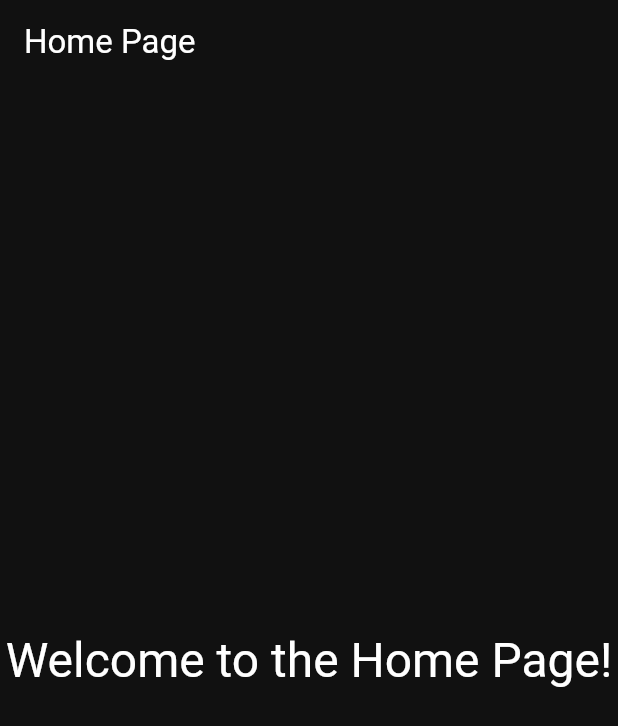
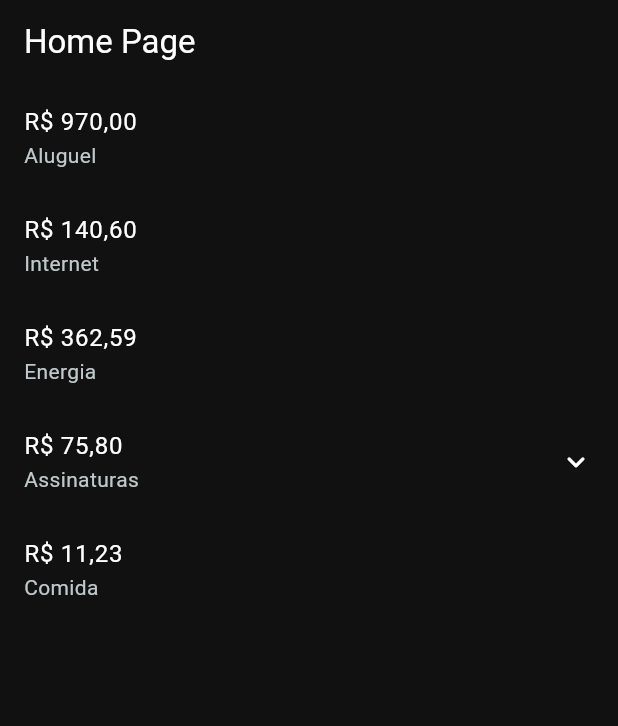
Before and after one commit to gralmeidan/financial_planner, a Flutter app: the screen it shows after launch, on a phone screen of 412 x 824 dp. Shown: the top 726 px of the screen. Run offline on Flutter 3.47's test engine with Material 3 defaults, Android fonts, the phone set to English and light mode, and no system bars; our stand-ins replace flex_color_scheme, get, realm; generated files the repository leaves out were written again.

Commit message:
feat: add basic expenses listing

```diff
--- /dev/null
+++ b/lib/data/repositories/period.repository.dart
@@ -0,0 +1,33 @@
+import '../models/schema.dart';
+
+class RecordRepository {
+  FinancialPeriod getPeriod() {
+    return FinancialPeriod(
+      DateTime.now(),
+      DateTime.now().add(const Duration(days: 30)),
+      name: 'Mês de Maio',
+      expense: [
+        FinancialRecord('Aluguel', DateTime.now(), amount: 970.0),
+        FinancialRecord('Internet', DateTime.now(), amount: 140.60),
+        FinancialRecord('Energia', DateTime.now(), amount: 362.59),
+        FinancialRecord(
+          'Assinaturas',
+          DateTime.now(),
+          children: [
+            FinancialRecord('Spotify', DateTime.now(), amount: 29.90),
+            FinancialRecord('Netflix', DateTime.now(), amount: 45.90),
+            FinancialRecord(
+              'Twitch',
+              DateTime.now(),
+              children: [
+                FinancialRecord('Prime', DateTime.now(), amount: 14.90),
+                FinancialRecord('Pato Papão', DateTime.now(), amount: 9.90),
+              ],
+            ),
+          ],
+        ),
+        FinancialRecord('Comida', DateTime.now(), amount: 11.23),
+      ],
+    );
+  }
+}
--- /dev/null
+++ b/lib/data/repositories/repositories.dart
@@ -0,0 +1 @@
+export 'period.repository.dart';
--- a/lib/main.dart
+++ b/lib/main.dart
@@ -1,6 +1,7 @@
 import 'package:flutter/material.dart';
 import 'package:get/get.dart';
 
+import 'routing/pages/home/home.view_model.dart';
 import 'routing/routing.dart';
 import 'styles/theme.dart';
 
@@ -18,6 +19,14 @@ class MyApp extends StatelessWidget {
       theme: AppTheme.dark,
       getPages: AppRoutes.pages,
       initialRoute: AppRoutes.home,
+      initialBinding: AppBindings(),
     );
   }
 }
+
+class AppBindings extends Bindings {
+  @override
+  void dependencies() {
+    Get.lazyPut(() => HomeViewModel());
+  }
+}
--- a/lib/routing/pages/home.page.dart
+++ /dev/null
@@ -1,18 +0,0 @@
-import 'package:flutter/material.dart';
-
-class HomePage extends StatelessWidget {
-  const HomePage({super.key});
-
-  @override
-  Widget build(BuildContext context) {
-    return Scaffold(
-      appBar: AppBar(title: const Text('Home Page')),
-      body: Center(
-        child: Text(
-          'Welcome to the Home Page!',
-          style: Theme.of(context).textTheme.headlineLarge,
-        ),
-      ),
-    );
-  }
-}
--- /dev/null
+++ b/lib/routing/pages/home/home.page.dart
@@ -0,0 +1,31 @@
+import 'package:flutter/material.dart';
+import 'package:get/get.dart';
+
+import '../../../ui/expenses/expense_card.dart';
+import 'home.view_model.dart';
+
+class HomePage extends GetView<HomeViewModel> {
+  const HomePage({super.key});
+
+  @override
+  Widget build(BuildContext context) {
+    return Scaffold(
+      appBar: AppBar(title: const Text('Home Page')),
+      body: Obx(
+        () => CustomScrollView(
+          slivers: [
+            if (controller.expenses?.length != null)
+              SliverList.builder(
+                itemCount: controller.expenses!.length,
+                itemBuilder: (_, index) {
+                  final data = controller.expenses![index];
+
+                  return ExpenseCard(data: data);
+                },
+              ),
+          ],
+        ),
+      ),
+    );
+  }
+}
--- /dev/null
+++ b/lib/routing/pages/home/home.view_model.dart
@@ -0,0 +1,24 @@
+import 'package:get/get.dart';
+import 'package:realm/realm.dart';
+
+import '../../../data/models/schema.dart';
+import '../../../data/repositories/repositories.dart';
+import '../../../utils/async_response.dart';
+
+class HomeViewModel extends GetxController {
+  final repository = RecordRepository();
+
+  final period = AsyncResponse<FinancialPeriod>();
+  RealmList<FinancialRecord>? get expenses => period.data.value?.expense;
+
+  void _fetchPeriod() {
+    final data = repository.getPeriod();
+    period.data.value = data;
+  }
+
+  @override
+  void onInit() {
+    super.onInit();
+    _fetchPeriod();
+  }
+}
--- a/lib/routing/pages/pages.dart
+++ b/lib/routing/pages/pages.dart
@@ -1 +1 @@
-export 'home.page.dart';
+export 'home/home.page.dart';
--- /dev/null
+++ b/lib/ui/core/animated/animated.dart
@@ -0,0 +1,2 @@
+export 'animated_chevron.dart';
+export 'animated_collapsable_clip.dart';
--- /dev/null
+++ b/lib/ui/core/animated/animated_chevron.dart
@@ -0,0 +1,44 @@
+import 'package:flutter/material.dart';
+
+class AnimatedChevron extends StatefulWidget {
+  final AnimationController controller;
+  final Curve curve;
+  final Color? color;
+
+  const AnimatedChevron({
+    super.key,
+    required this.controller,
+    this.curve = Curves.easeInOutCubic,
+    this.color,
+  });
+
+  @override
+  State<AnimatedChevron> createState() => _AnimatedChevronState();
+}
+
+class _AnimatedChevronState extends State<AnimatedChevron> {
+  late final Animation<double> _animation;
+
+  @override
+  void initState() {
+    super.initState();
+
+    _animation = Tween<double>(
+      begin: 1,
+      end: -1,
+    ).animate(CurvedAnimation(parent: widget.controller, curve: widget.curve));
+  }
+
+  @override
+  Widget build(BuildContext context) {
+    return AnimatedBuilder(
+      animation: _animation,
+      builder: (context, _) {
+        return Transform.scale(
+          scaleY: _animation.value,
+          child: Icon(Icons.expand_more_rounded, color: widget.color),
+        );
+      },
+    );
+  }
+}
--- /dev/null
+++ b/lib/ui/core/core.dart
@@ -0,0 +1 @@
+export 'animated/animated.dart';
--- /dev/null
+++ b/lib/ui/expenses/expense_card.dart
@@ -0,0 +1,101 @@
+import 'package:flutter/material.dart';
+
+import '../../data/models/schema.dart';
+import '../../utils/formatting.dart';
+import '../core/core.dart';
+
+class ExpenseCard extends StatefulWidget {
+  final FinancialRecord data;
+  final int _indent;
+
+  const ExpenseCard({super.key, required this.data}) : _indent = 0;
+
+  const ExpenseCard._sub({required this.data, required int indent})
+    : _indent = indent;
+
+  @override
+  State<ExpenseCard> createState() => _ExpenseCardState();
+}
+
+class _ExpenseCardState extends State<ExpenseCard>
+    with TickerProviderStateMixin {
+  late final controller = AnimatedCollapsableController(
+    vsync: this,
+    duration: const Duration(milliseconds: 300),
+  );
+
+  double total = 0;
+
+  void _calcTotal() {
+    if (widget.data.children.isNotEmpty) {
+      for (var element in widget.data.children) {
+        total += element.amount ?? 0;
+      }
+
+      return;
+    }
+
+    total = widget.data.amount ?? 0;
+  }
+
+  @override
+  void initState() {
+    _calcTotal();
+    super.initState();
+  }
+
+  @override
+  void didUpdateWidget(covariant ExpenseCard oldWidget) {
+    if (oldWidget.data != widget.data) {
+      _calcTotal();
+    }
+
+    super.didUpdateWidget(oldWidget);
+  }
+
+  @override
+  Widget build(BuildContext context) {
+    const padding = EdgeInsets.symmetric(horizontal: 16);
+    final indented = padding.add(EdgeInsets.only(left: widget._indent * 16));
+
+    if (widget.data.children.isEmpty) {
+      return ListTile(
+        title: Text(total.toCurrency),
+        subtitle: Text(widget.data.name),
+        contentPadding: indented,
+      );
+    }
+
+    return Column(
+      children: [
+        ListTile(
+          title: Text(total.toCurrency),
+          subtitle: Text(widget.data.name),
+          contentPadding: indented,
+          trailing: AnimatedChevron(
+            controller: controller.chevron,
+            color: Theme.of(context).colorScheme.onSurface,
+          ),
+          onTap: () {
+            if (controller.size.isCompleted) {
+              controller.size.reverse();
+              controller.chevron.reverse();
+            } else {
+              controller.size.forward();
+              controller.chevron.forward();
+            }
+          },
+        ),
+        AnimatedCollapsableClip(
+          controller: controller.size,
+          child: Column(
+            children: [
+              for (var element in widget.data.children)
+                ExpenseCard._sub(data: element, indent: widget._indent + 1),
+            ],
+          ),
+        ),
+      ],
+    );
+  }
+}
--- /dev/null
+++ b/lib/utils/async_response.dart
@@ -0,0 +1,15 @@
+import 'package:get/get.dart';
+
+class AsyncResponse<T> {
+  final RxBool loading = false.obs;
+  final Rx<String?> error = Rx(null);
+  final Rx<T?> data = Rx(null);
+
+  AsyncResponse();
+
+  void dispose() {
+    loading.close();
+    error.close();
+    data.close();
+  }
+}
```
Also changed, not shown: lib/data/models/schema.dart (added, +20 -0 lines), lib/ui/core/animated/animated_collapsable_clip.dart (added, +130 -0 lines), lib/utils/formatting.dart (added, +21 -0 lines), lib/ui/expenses/expenses.dart (added).
